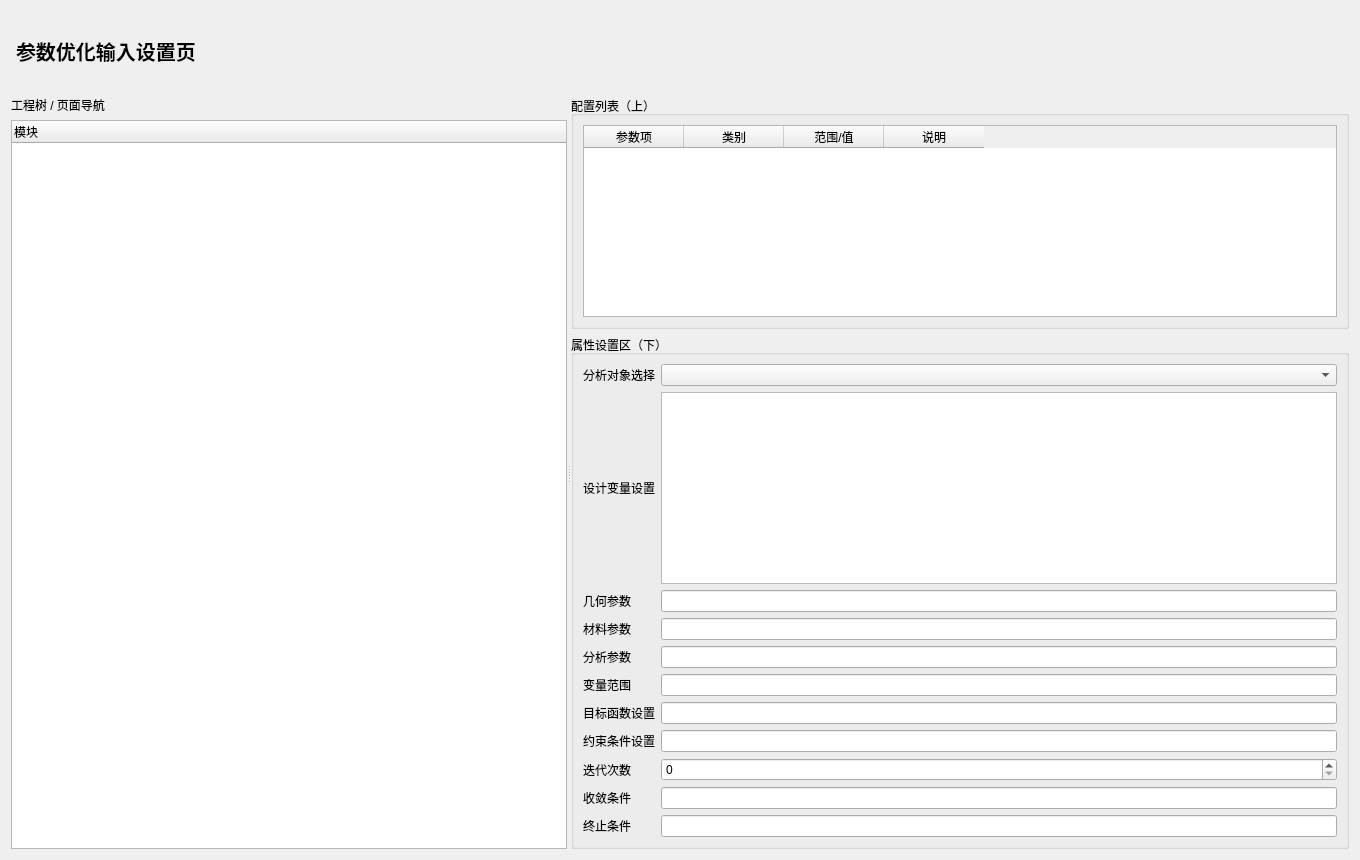
First picture: the form in plugins/Base_Display/ParameterOptimizationInputPage.ui, repository asd977/base_cae, before the edit.
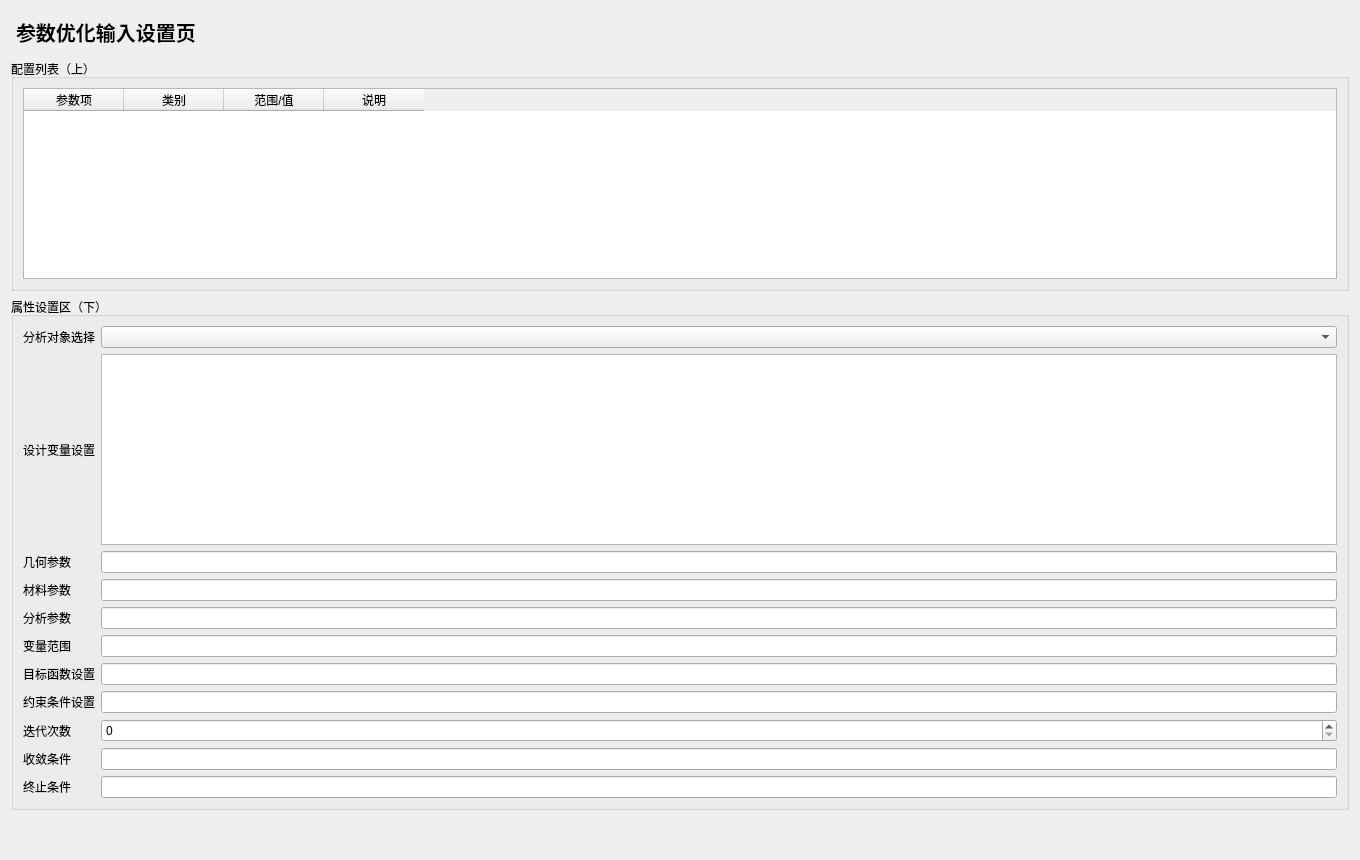
Second picture: the form after the edit.

Commit message: 按评审意见移除左侧导航并补充底部纵向弹簧

Patch:
```diff
--- a/plugins/Base_Display/ParameterOptimizationInputPage.ui
+++ b/plugins/Base_Display/ParameterOptimizationInputPage.ui
@@ -6,17 +6,6 @@
   <layout class="QVBoxLayout" name="rootLayout">
    <item><widget class="QLabel" name="titleLabel"><property name="styleSheet"><string notr="true">font-size:20px;font-weight:700;padding:6px 0;</string></property><property name="text"><string>参数优化输入设置页</string></property></widget></item>
    <item>
-    <widget class="QSplitter" name="mainSplitter">
-     <property name="orientation"><enum>Qt::Horizontal</enum></property>
-     <widget class="QWidget" name="leftPanel">
-      <layout class="QVBoxLayout" name="leftLayout">
-       <item><widget class="QLabel" name="navTitle"><property name="text"><string>工程树 / 页面导航</string></property></widget></item>
-       <item><widget class="QTreeWidget" name="navTree"><column><property name="text"><string>模块</string></property></column></widget></item>
-      </layout>
-     </widget>
-     <widget class="QWidget" name="rightPanel">
-      <layout class="QVBoxLayout" name="rightLayout">
-       <item>
         <widget class="QGroupBox" name="listGroup"><property name="title"><string>配置列表（上）</string></property>
          <layout class="QVBoxLayout" name="listLayout">
           <item><widget class="QTableWidget" name="configTable">              <column><property name="text"><string>参数项</string></property></column>
@@ -55,9 +44,11 @@
          </layout>
         </widget>
        </item>
-      </layout>
-     </widget>
-    </widget>
+   <item>
+    <spacer name="verticalSpacer">
+     <property name="orientation"><enum>Qt::Vertical</enum></property>
+     <property name="sizeHint" stdset="0"><size><width>20</width><height>40</height></size></property>
+    </spacer>
    </item>
   </layout>
  </widget>
```
Left out of the diff: 3 changed lines with no effect on the pictures. Lines whose indentation alone changed are shown as unchanged. The commit also changes 23 other files.
